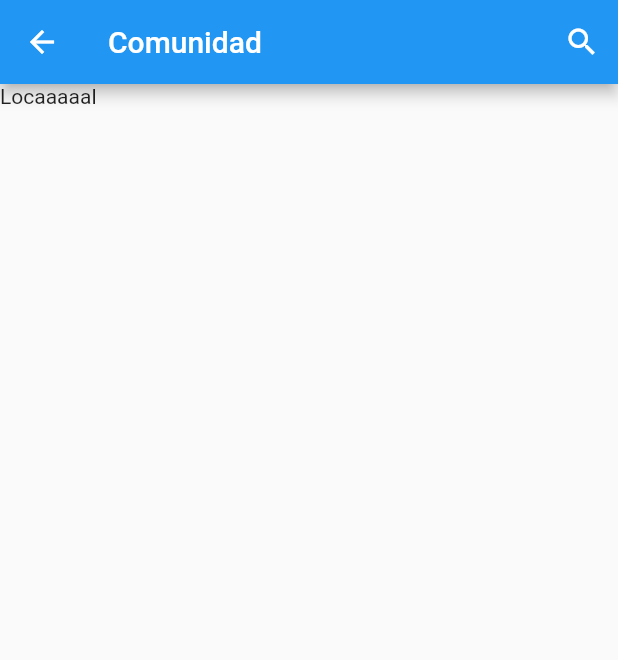
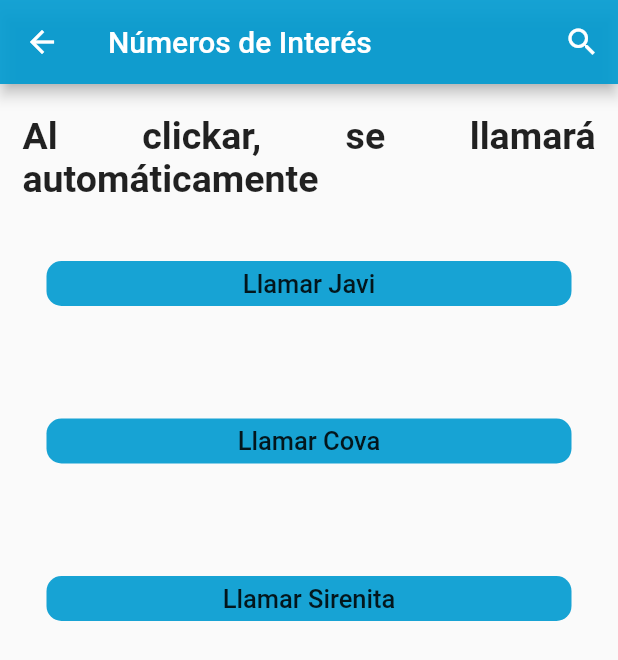
Before and after one commit to FRM00/TFG_Salud_Auxiliar, a Flutter app: the Comunidad screen opened directly, on a phone screen of 412 x 824 dp. Shown: the top 660 px of the screen. Run offline on Flutter 3.47's test engine with Material 2 defaults, Android fonts, the phone set to English and light mode, and no system bars; our stand-ins replace cloud_firestore, firebase_auth, firebase_core, firebase_database, google_sign_in, group_radio_button; missing offline and left inert: flutter_phone_direct_caller; accounts and stored records are empty.

```diff
--- a/Pantalla/lib/BotonNavigation_Bar/Comunidad.dart
+++ /dev/null
@@ -1,17 +0,0 @@
-
-
-import 'package:flutter/cupertino.dart';
-import 'package:flutter/material.dart';
-import 'package:prueba/Constantes.dart';
-
-class Comunidad extends StatelessWidget {
-  const Comunidad({Key? key}) : super(key: key);
-
-  @override
-  Widget build(BuildContext context) {
-    return  Scaffold(
-      appBar: appBarPantallas(context, "Comunidad"),
-      body: Text("Locaaaaal"),
-    );
-  }
-}
--- a/Pantalla/lib/BotonNavigation_Bar/MenuInferior.dart
+++ b/Pantalla/lib/BotonNavigation_Bar/MenuInferior.dart
@@ -4,7 +4,7 @@ import 'dart:io';
 import 'package:flutter/material.dart';
 
 import 'Ajustes.dart';
-import 'Comunidad.dart';
+import 'NumerosTelefono.dart';
 import 'Cuenta.dart';
 import 'Inicio.dart';
 import 'Localizacion.dart';
--- /dev/null
+++ b/Pantalla/lib/BotonNavigation_Bar/NumerosTelefono.dart
@@ -0,0 +1,47 @@
+
+
+import 'package:flutter/cupertino.dart';
+import 'package:flutter/material.dart';
+import 'package:flutter_phone_direct_caller/flutter_phone_direct_caller.dart';
+import 'package:prueba/Constantes.dart';
+
+class Comunidad extends StatelessWidget {
+  const Comunidad({Key? key}) : super(key: key);
+
+  @override
+  Widget build(BuildContext context) {
+    return  Scaffold(
+      appBar: appBarPantallas(context, "Números de Interés"),
+      body: Container(
+        margin: EdgeInsets.all(15), //para separar de arriba el margen.
+        child: SingleChildScrollView(
+          child: Column(
+            children: <Widget>[
+              SizedBox(height: 5.0,),
+              estiloTituloDetalles("Al clickar, se llamará automáticamente"),
+
+              SizedBox(height: 5.0,),
+              botonHacerLlamada("Llamar Javi", "679345646"),
+
+              SizedBox(height: 5.0,),
+              botonHacerLlamada("Llamar Cova", "689289328"),
+
+              SizedBox(height: 5.0,),
+              botonHacerLlamada("Llamar Sirenita", "682652964"),
+
+            ],
+          ),
+        ),
+      ),
+    );
+  }
+  Widget botonHacerLlamada(String texto, String numero){
+    return MaterialButton(
+        height: 100,
+        child: estiloBoton(texto),
+        onPressed: () {
+          FlutterPhoneDirectCaller.callNumber(numero);
+        }
+    );
+  }
+}
--- a/Pantalla/lib/Constantes.dart
+++ b/Pantalla/lib/Constantes.dart
@@ -281,7 +281,7 @@ Widget filaItemize(String texto){
 AppBar appBarPantallas(BuildContext context, String user){
   return AppBar(
     title: Text(user),
-    backgroundColor: Colors.blue,
+    backgroundColor: azulLogo,
     actions: <Widget>[
       IconButton(
         icon: Icon(Icons.search),
--- a/Pantalla/lib/Detalles/ParadaCardio.dart
+++ b/Pantalla/lib/Detalles/ParadaCardio.dart
@@ -1,5 +1,6 @@
 
 import 'package:flutter/material.dart';
+import 'package:flutter_phone_direct_caller/flutter_phone_direct_caller.dart';
 
 import '../Constantes.dart';
 
@@ -21,4 +22,6 @@ class _ParadaCardio extends State<ParadaCardio> {
       ),
     );
   }
+
+
 }
--- a/Pantalla/pubspec.yaml
+++ b/Pantalla/pubspec.yaml
@@ -42,6 +42,7 @@ dependencies:
   provider:
   firebase_database: ^10.1.1
   group_radio_button: ^1.3.0
+  flutter_phone_direct_caller: ^2.1.1
 
 dev_dependencies:
   flutter_test:
```
